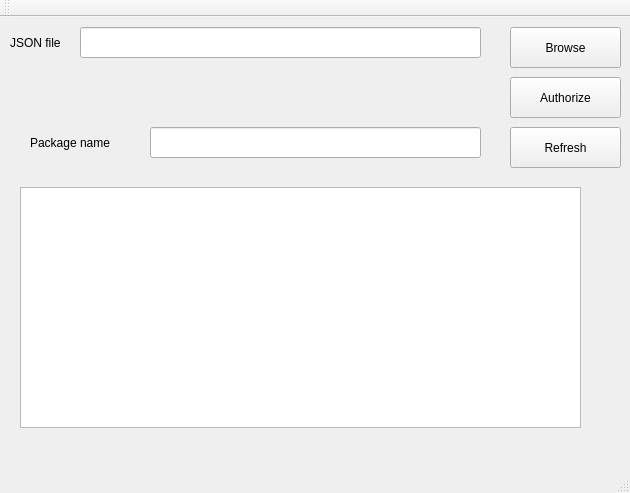
Old version of the form src/mainwindow.ui in the repository Senspark/publisher-helper.
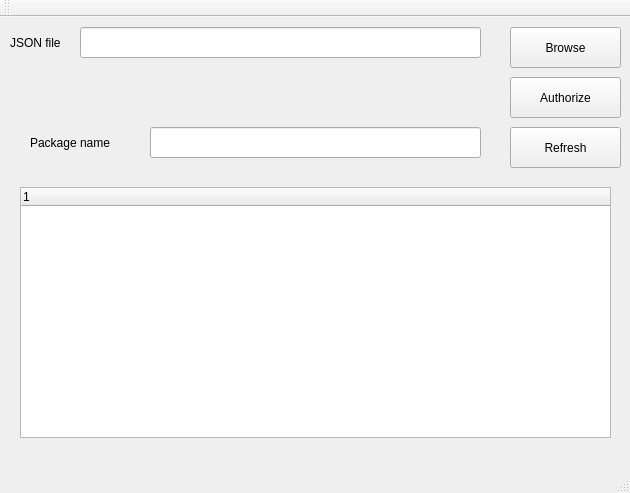
New version of the form. Custom widgets are drawn as their Qt base class.

Commit message: Update tree view.

```diff
--- a/src/mainwindow.ui
+++ b/src/mainwindow.ui
@@ -37,15 +37,20 @@
      <string>Refresh</string>
     </property>
    </widget>
-   <widget class="QListWidget" name="iapList">
+   <widget class="InAppProductTree" name="inAppProductTree">
     <property name="geometry">
      <rect>
       <x>20</x>
       <y>170</y>
-      <width>561</width>
-      <height>241</height>
+      <width>591</width>
+      <height>251</height>
      </rect>
     </property>
+    <column>
+     <property name="text">
+      <string notr="true">1</string>
+     </property>
+    </column>
    </widget>
    <widget class="QLabel" name="package_2">
     <property name="geometry">
@@ -131,6 +136,13 @@
   <widget class="QStatusBar" name="statusBar"/>
  </widget>
  <layoutdefault spacing="6" margin="11"/>
+ <customwidgets>
+  <customwidget>
+   <class>InAppProductTree</class>
+   <extends>QTreeWidget</extends>
+   <header>inappproducttree.hpp</header>
+  </customwidget>
+ </customwidgets>
  <resources/>
  <connections/>
 </ui>
```
The commit also changes 5 other files.
